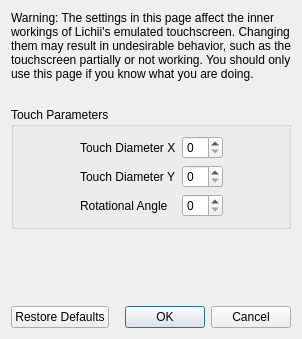
Old version of the form src/yuzu/configuration/configure_touchscreen_advanced.ui in the repository mollie2999/Eglantine.
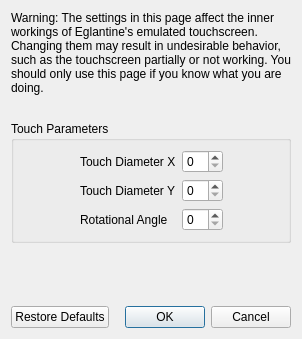
New version of the form.

Commit message: Restore Eglantine application name and project description

```diff
--- a/src/yuzu/configuration/configure_touchscreen_advanced.ui
+++ b/src/yuzu/configuration/configure_touchscreen_advanced.ui
@@ -23,7 +23,7 @@
       </size>
      </property>
      <property name="text">
-      <string>Warning: The settings in this page affect the inner workings of Lichii's emulated touchscreen. Changing them may result in undesirable behavior, such as the touchscreen partially or not working. You should only use this page if you know what you are doing.</string>
+      <string>Warning: The settings in this page affect the inner workings of Eglantine's emulated touchscreen. Changing them may result in undesirable behavior, such as the touchscreen partially or not working. You should only use this page if you know what you are doing.</string>
      </property>
      <property name="wordWrap">
       <bool>true</bool>
```
The commit also changes 21 other files.
